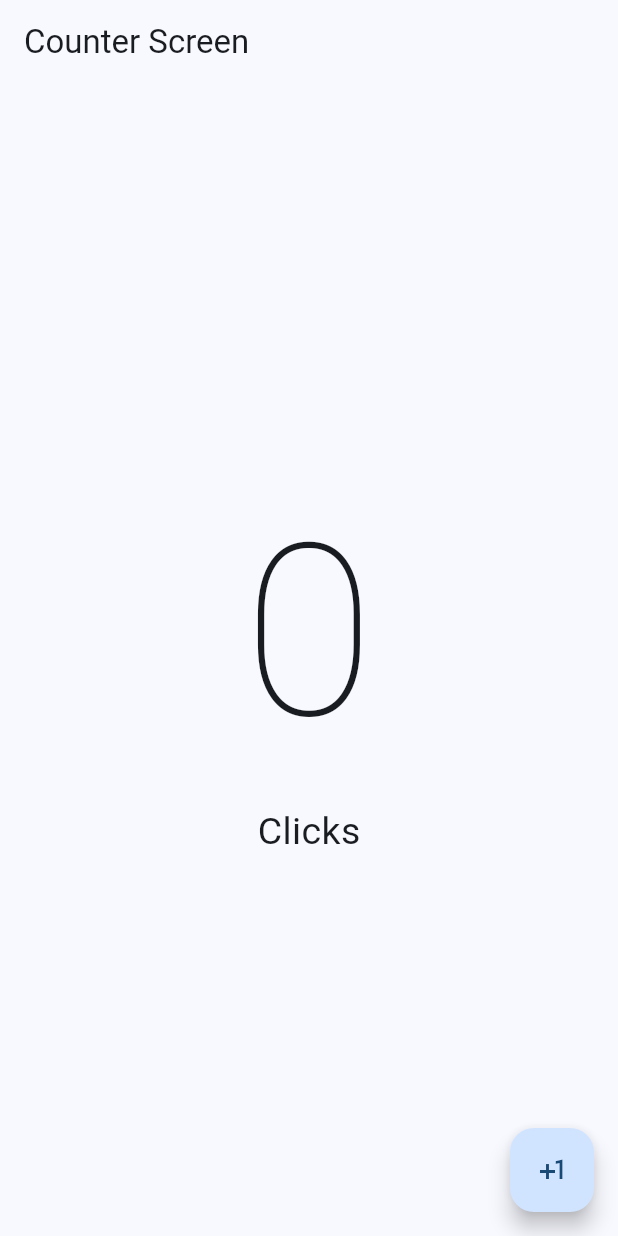
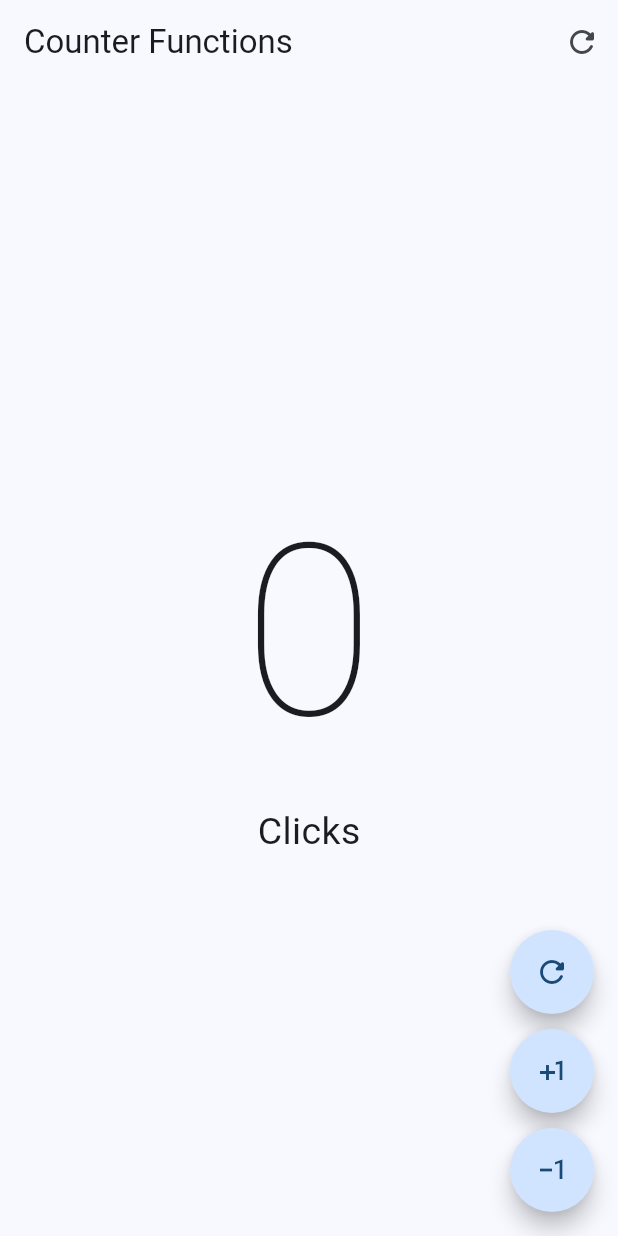
Before and after one commit to alexisdjgoyo/hello_world_app, a Flutter app: the screen it shows after launch, on a phone screen of 412 x 824 dp. Run offline on Flutter 3.47's test engine with Material 2 defaults, Android fonts, the phone set to English and light mode, and no system bars.

Commit message:
custom widget

```diff
--- a/lib/main.dart
+++ b/lib/main.dart
@@ -1,5 +1,5 @@
 import 'package:flutter/material.dart';
-import 'package:hello_world_app/presentation/screens/counter/counter_screen.dart';
+import 'package:hello_world_app/presentation/screens/counter/counter_functions_screen.dart';
 
 void main() {
   runApp(const MyApp());
@@ -12,11 +12,8 @@ class MyApp extends StatelessWidget {
   Widget build(BuildContext context) {
     return MaterialApp(
       debugShowCheckedModeBanner: false,
-      theme: ThemeData(
-        useMaterial3: true,
-        colorSchemeSeed: Colors.blue
-      ),
-      home: const CounterScreen(),
+      theme: ThemeData(useMaterial3: true, colorSchemeSeed: Colors.blue),
+      home: const CounterFunctionsScreen(),
     );
   }
 }
--- /dev/null
+++ b/lib/presentation/screens/counter/counter_functions_screen.dart
@@ -0,0 +1,89 @@
+import 'package:flutter/material.dart';
+
+class CounterFunctionsScreen extends StatefulWidget {
+  const CounterFunctionsScreen({super.key});
+
+  @override
+  State<CounterFunctionsScreen> createState() => _CounterFunctionsScreenState();
+}
+
+class _CounterFunctionsScreenState extends State<CounterFunctionsScreen> {
+  int clickCounter = 0;
+  @override
+  Widget build(BuildContext context) {
+    return Scaffold(
+        appBar: AppBar(
+          title: const Text("Counter Functions"),
+          actions: [
+            IconButton(
+              icon: const Icon(Icons.refresh_rounded),
+              onPressed: () {
+                setState(() {
+                  clickCounter = 0;
+                });
+              },
+            ),
+          ],
+        ),
+        body: Center(
+          child: Column(
+            mainAxisAlignment: MainAxisAlignment.center,
+            children: [
+              Text(
+                '$clickCounter',
+                style:
+                    const TextStyle(fontSize: 160, fontWeight: FontWeight.w100),
+              ),
+              Text('Click${clickCounter == 1 ? '' : 's'}',
+                  style: const TextStyle(fontSize: 25))
+            ],
+          ),
+        ),
+        floatingActionButton: Column(
+          mainAxisAlignment: MainAxisAlignment.end,
+          children: [
+            CustomButton(
+              icon: Icons.refresh_rounded,
+              onPressed: () {
+                setState(() {
+                  clickCounter = 0;
+                });
+              },
+            ),
+            const SizedBox(height: 10),
+            CustomButton(
+                icon: Icons.plus_one_outlined,
+                onPressed: () {
+                  setState(() {
+                    clickCounter++;
+                  });
+                }),
+            const SizedBox(height: 10),
+            CustomButton(
+                icon: Icons.exposure_minus_1_outlined,
+                onPressed: () {
+                  setState(() {
+                    if (clickCounter == 0) return;
+                    clickCounter--;
+                  });
+                }),
+          ],
+        ));
+  }
+}
+
+class CustomButton extends StatelessWidget {
+  final IconData icon;
+  final VoidCallback? onPressed;
+
+  const CustomButton({super.key, required this.icon, this.onPressed});
+
+  @override
+  Widget build(BuildContext context) {
+    return FloatingActionButton(
+      shape: const StadiumBorder(),
+      onPressed: onPressed,
+      child: Icon(icon),
+    );
+  }
+}
```
